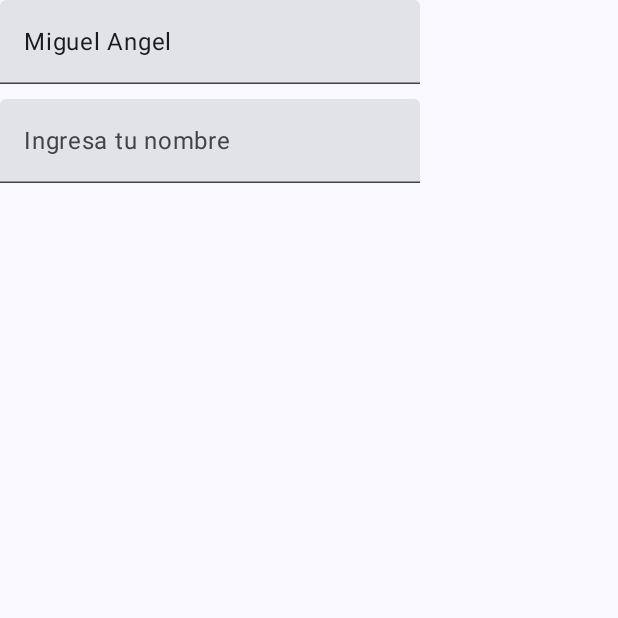
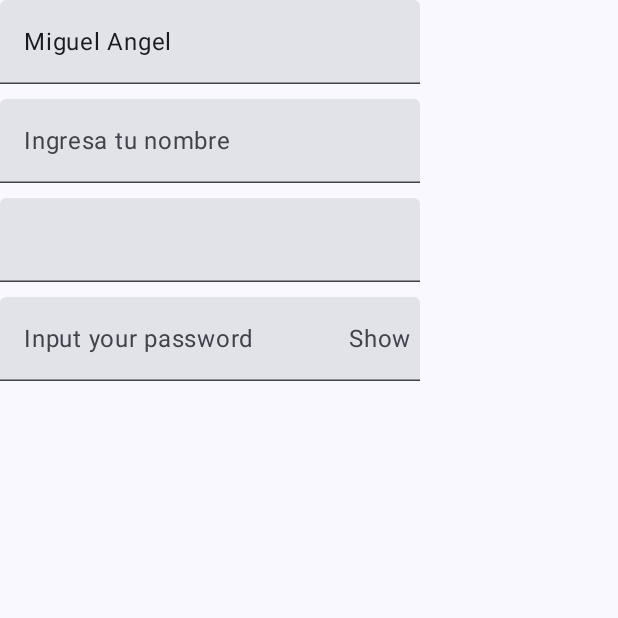
Before and after one commit to Miguel36/compose-app-course, an Android app built with Jetpack Compose: the screen it shows after launch (MainActivity), on a phone screen of 412 x 824 dp, the top half of it. Run offline under Robolectric (Android 15) with nearby library versions, the phone set to English and light mode, and no system bars.

Commit message:
Se implementa un TextField para un campo de contraseña

```diff
--- a/app/src/main/java/com/skyfallen/myfirstcomposeapp/components/TextField.kt
+++ b/app/src/main/java/com/skyfallen/myfirstcomposeapp/components/TextField.kt
@@ -1,8 +1,14 @@
 package com.skyfallen.myfirstcomposeapp.components
 
+import androidx.compose.foundation.background
+import androidx.compose.foundation.clickable
+import androidx.compose.foundation.layout.Box
 import androidx.compose.foundation.layout.Column
 import androidx.compose.foundation.layout.Spacer
 import androidx.compose.foundation.layout.height
+import androidx.compose.foundation.layout.padding
+import androidx.compose.foundation.layout.size
+import androidx.compose.foundation.text.KeyboardOptions
 import androidx.compose.material3.Text
 import androidx.compose.material3.TextField
 import androidx.compose.runtime.Composable
@@ -11,6 +17,10 @@ import androidx.compose.runtime.mutableStateOf
 import androidx.compose.runtime.remember
 import androidx.compose.runtime.setValue
 import androidx.compose.ui.Modifier
+import androidx.compose.ui.graphics.Color
+import androidx.compose.ui.text.input.KeyboardType
+import androidx.compose.ui.text.input.PasswordVisualTransformation
+import androidx.compose.ui.text.input.VisualTransformation
 import androidx.compose.ui.unit.dp
 
 @Composable
@@ -21,7 +31,14 @@ fun MyTextFieldParent(modifier: Modifier) {
     Column(modifier = modifier) {
         MyTextField(user = user) { user = it }
         Spacer(Modifier.height(10.dp))
-        MySecondTextField(value, { value= it })
+
+        MySecondTextField(value, { value = it })
+        Spacer(Modifier.height(10.dp))
+
+        MyTextFieldAdvanced(value) { value = it }
+        Spacer(Modifier.height(10.dp))
+
+        MyPasswordTextField(value) { value = it }
     }
 }
 
@@ -32,5 +49,43 @@ fun MyTextField(user: String, onUserChange: (String) -> Unit) {
 
 @Composable
 fun MySecondTextField(user: String, onUserChange: (String) -> Unit) {
-    TextField(user, onValueChange = { onUserChange(it) }, label = { Text("Ingresa tu nombre") })
+    TextField(user, onValueChange = { onUserChange(it) }, placeholder = {
+        Box(
+            Modifier
+                .size(20.dp)
+                .background(
+                    Color.Red
+                )
+        )
+    }, label = { Text("Ingresa tu nombre") })
 }
+
+@Composable
+fun MyTextFieldAdvanced(text: String, onValueChange: (String) -> Unit) {
+    TextField(text, onValueChange = {
+        if (it.contains("l")) {
+            onValueChange(it.replace("l", ""))
+        } else onValueChange(it)
+    })
+}
+
+@Composable
+fun MyPasswordTextField(value: String, onValueChange: (String) -> Unit) {
+    var passwordHidden: Boolean by remember { mutableStateOf(true) }
+
+    TextField(
+        value = value, onValueChange = { onValueChange(it) },
+        singleLine = true,
+        label = { Text(text = "Input your password") },
+        keyboardOptions = KeyboardOptions(keyboardType = KeyboardType.Password),
+        visualTransformation = if (passwordHidden) PasswordVisualTransformation() else VisualTransformation.None,
+        trailingIcon = {
+            Text(text = if (passwordHidden) "Show" else "Hide",
+                Modifier
+                    .clickable { passwordHidden = !passwordHidden }
+                    .padding(end = 5.dp)
+            )
+        }
+
+    )
+}
```
